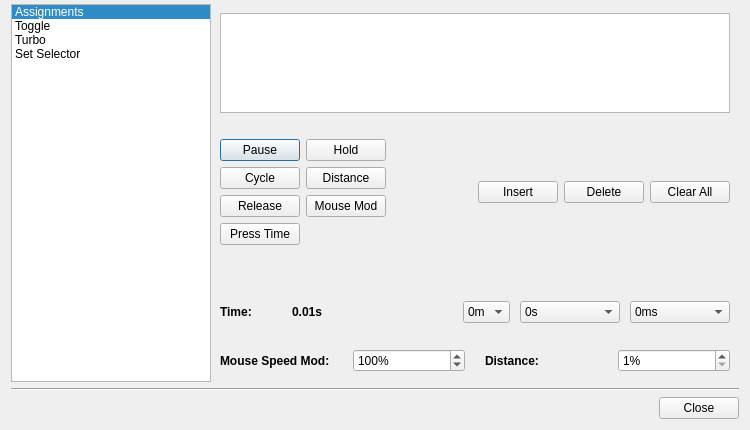
Above: src/advancebuttondialog.ui from AntiMicroX/antimicrox before the change. Below: the same form after it.
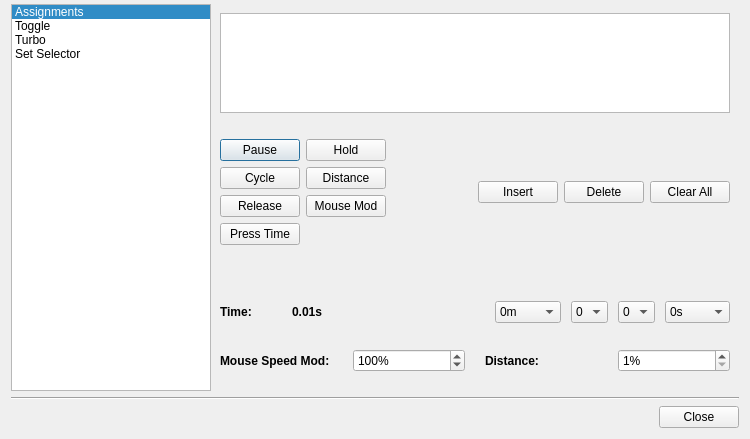
That is the form after the change. Icons and pictures are not drawn.

Commit message: Split hundredths combobox into tenths and hundredths place comboboxes in AdvanceButtonDialog.

The edit to the form file:
```diff
--- a/src/advancebuttondialog.ui
+++ b/src/advancebuttondialog.ui
@@ -10,7 +10,7 @@
     <x>0</x>
     <y>0</y>
     <width>750</width>
-    <height>430</height>
+    <height>439</height>
    </rect>
   </property>
   <property name="sizePolicy">
@@ -410,7 +410,7 @@
                </property>
                <property name="minimumSize">
                 <size>
-                 <width>100</width>
+                 <width>0</width>
                  <height>0</height>
                 </size>
                </property>
@@ -419,13 +419,13 @@
                </property>
                <item>
                 <property name="text">
-                 <string>0s</string>
+                 <string>0</string>
                 </property>
                </item>
               </widget>
              </item>
              <item>
-              <widget class="QComboBox" name="actionHundredthsComboBox">
+              <widget class="QComboBox" name="actionTenthsComboBox">
                <property name="sizePolicy">
                 <sizepolicy hsizetype="Fixed" vsizetype="Fixed">
                  <horstretch>0</horstretch>
@@ -434,7 +434,7 @@
                </property>
                <property name="minimumSize">
                 <size>
-                 <width>100</width>
+                 <width>0</width>
                  <height>0</height>
                 </size>
                </property>
@@ -443,7 +443,16 @@
                </property>
                <item>
                 <property name="text">
-                 <string>0ms</string>
+                 <string>0</string>
+                </property>
+               </item>
+              </widget>
+             </item>
+             <item>
+              <widget class="QComboBox" name="actionHundredthsComboBox">
+               <item>
+                <property name="text">
+                 <string>0s</string>
                 </property>
                </item>
               </widget>
```
The commit also changes 1 other file.
